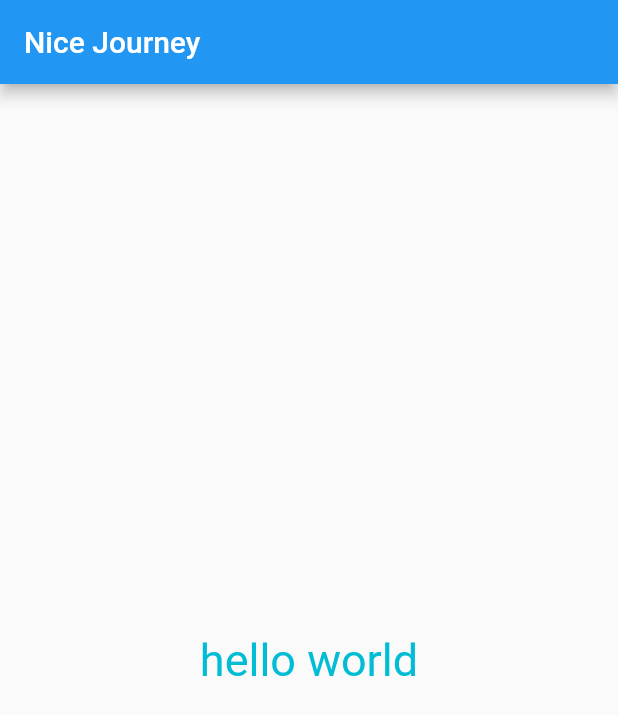
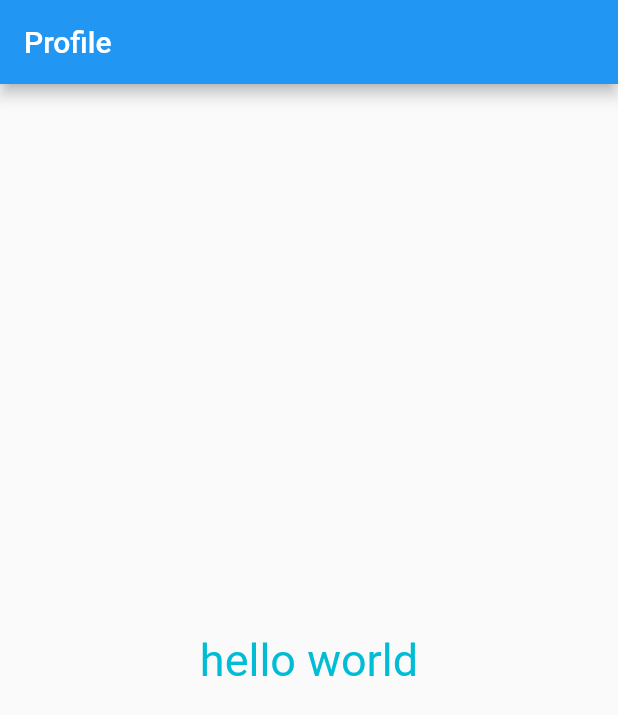
Before and after one commit to DengShuanglin/flutter_demo, a Flutter app: the screen it shows after launch, on a phone screen of 412 x 824 dp. Shown: the top 715 px of the screen. Run offline on Flutter 3.47's test engine with Material 2 defaults, Android fonts, the phone set to English and light mode, and no system bars.

Commit message:
refactor helloworld

```diff
--- a/lib/main.dart
+++ b/lib/main.dart
@@ -1,24 +1,46 @@
 import 'package:flutter/cupertino.dart';
 import 'package:flutter/material.dart';
 
-// 入口main函数
-void main() {
-  // ltr => left to right
-  runApp(MaterialApp(
+//void main() {
+//  runApp(MyApp());
+//}
+
+main() => runApp(MyApp());
+
+class MyApp extends StatelessWidget {
+  @override
+  Widget build(BuildContext context) {
+    // TODO: implement build
+    return MaterialApp(
       title: 'Hello Flutter',
       home: Scaffold(
         appBar: AppBar(
           title: Text(
-          'Nice Journey',
+            'Profile',
           ),
         ),
-      body: Center(
-        child: Text(
+        body: ContentWidget(),
+      ),
+    );
+  }
+}
+
+class ContentWidget extends StatelessWidget {
+  @override
+  Widget build(BuildContext context) {
+    return Center(
+      child: TextWidget(),
+    );
+  }
+}
+
+class TextWidget extends StatelessWidget {
+  @override
+  Widget build(BuildContext context) {
+    return Text(
       'hello world',
       textDirection: TextDirection.ltr,
       style: TextStyle(fontSize: 30, color: Colors.cyan),
-        ),
-      ),
-    ),
-  ));
+    );
   }
+}
```
Lines whose indentation alone changed are shown as unchanged.
